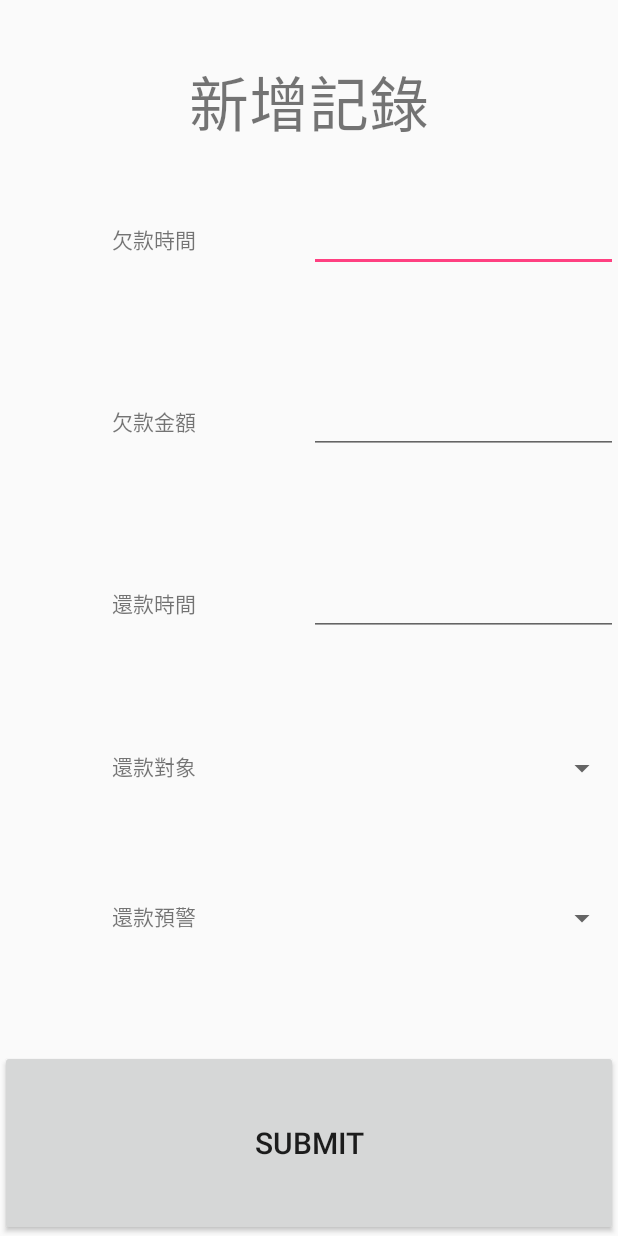
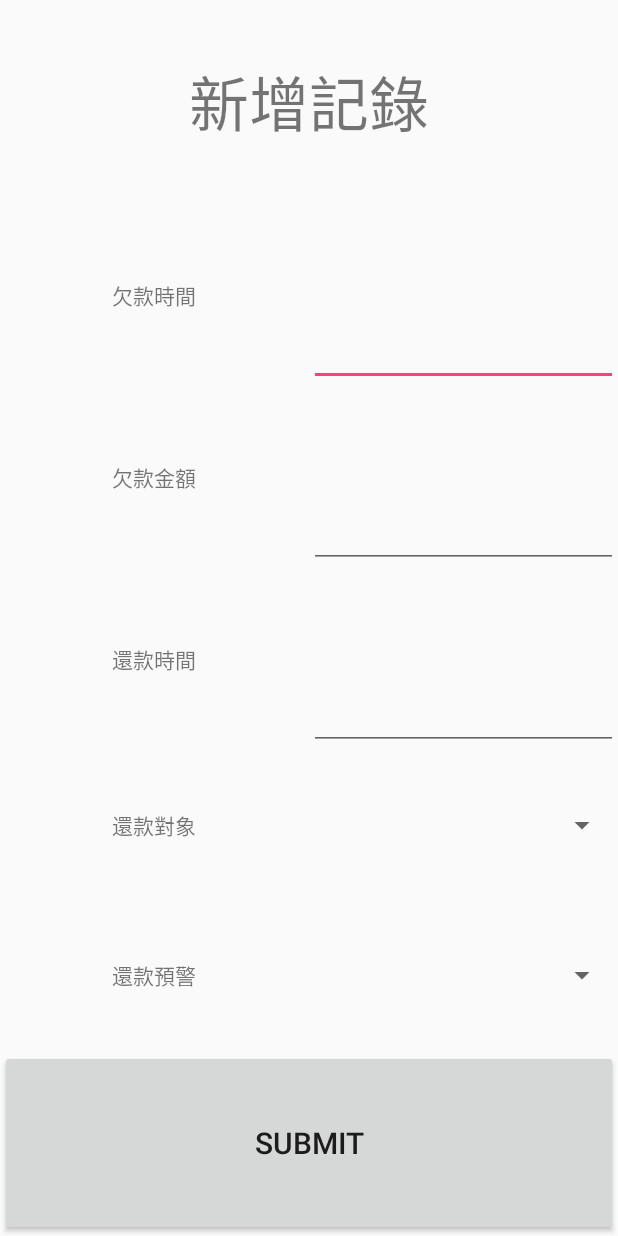
Before and after one commit to CodeMercs/good-classmate, an Android app: the screen it shows after launch (Main2Activity), after a tap on "INSERT", on a phone screen of 412 x 824 dp. Run offline under Robolectric (Android 15) with nearby library versions, the phone set to English and light mode, and no system bars.

```diff
--- /dev/null
+++ b/GoodClassmate/app/src/main/java/com/gcm/haoye/goodclassmate/CommentsDataSource.java
@@ -0,0 +1,85 @@
+package com.gcm.haoye.goodclassmate;
+
+/**
+ * Created by kancheng on 2017/12/6.
+ */
+
+
+import java.util.ArrayList;
+import java.util.List;
+
+import android.content.ContentValues;
+import android.content.Context;
+import android.database.Cursor;
+import android.database.SQLException;
+import android.database.sqlite.SQLiteDatabase;
+
+public class CommentsDataSource {
+
+    // Database fields
+    private SQLiteDatabase database;
+    private MySQLiteHelper dbHelper;
+    private String[] allColumns = {
+            MySQLiteHelper.COLUMN_ID,
+            MySQLiteHelper.COLUMN_COMMENT };
+
+    public CommentsDataSource(Context context) {
+        dbHelper = new MySQLiteHelper(context);
+    }
+
+    public void open() throws SQLException {
+        database = dbHelper.getWritableDatabase();
+    }
+
+    public void close() {
+        dbHelper.close();
+    }
+
+    public Comment createComment(String comment) {
+        ContentValues values = new ContentValues();
+        values.put(MySQLiteHelper.COLUMN_COMMENT, comment);
+        long insertId = database.
+                insert(MySQLiteHelper.TABLE_COMMENTS, null,values);
+
+        Cursor cursor = database.query
+                (MySQLiteHelper.TABLE_COMMENTS,
+                        allColumns, MySQLiteHelper.
+                                COLUMN_ID + " = " + insertId, null,
+                        null, null, null);
+        cursor.moveToFirst();
+        Comment newComment = cursorToComment(cursor);
+        cursor.close();
+        return newComment;
+    }
+
+    public void deleteComment(Comment comment) {
+        long id = comment.getId();
+        System.out.println("Comment deleted with id: " + id);
+        database.delete(MySQLiteHelper.TABLE_COMMENTS, MySQLiteHelper.COLUMN_ID
+                + " = " + id, null);
+    }
+
+    public List<Comment> getAllComments() {
+        List<Comment> comments = new ArrayList<Comment>();
+
+        Cursor cursor = database.query(MySQLiteHelper.TABLE_COMMENTS,
+                allColumns, null, null, null, null, null);
+
+        cursor.moveToFirst();
+        while (!cursor.isAfterLast()) {
+            Comment comment = cursorToComment(cursor);
+            comments.add(comment);
+            cursor.moveToNext();
+        }
+        // make sure to close the cursor
+        cursor.close();
+        return comments;
+    }
+
+    private Comment cursorToComment(Cursor cursor) {
+        Comment comment = new Comment();
+        comment.setId(cursor.getLong(0));
+        comment.setComment(cursor.getString(1));
+        return comment;
+    }
+}
--- a/GoodClassmate/app/src/main/java/com/gcm/haoye/goodclassmate/MainActivity.java
+++ b/GoodClassmate/app/src/main/java/com/gcm/haoye/goodclassmate/MainActivity.java
@@ -1,21 +1,32 @@
 package com.gcm.haoye.goodclassmate;
 
 import android.app.Activity;
+import android.app.ListActivity;
 import android.content.Intent;
+import android.content.pm.ActivityInfo;
 import android.os.Bundle;
 import android.view.View;
+import android.widget.ArrayAdapter;
 import android.widget.Button;
 import android.widget.ListView;
+import android.widget.SimpleAdapter;
 
-public class MainActivity extends Activity {
+import java.util.List;
+import java.util.Random;
+
+
+public class MainActivity extends ListActivity {
     protected Button insertbtnobj, clsbtnobj;
     protected ListView reloglvobj;
+    private CommentsDataSource datasource;
+
 
     @Override
     protected void onCreate(Bundle savedInstanceState) {
         super.onCreate(savedInstanceState);
         setContentView(R.layout.activity_main);
         findViews();
+        setReqOrientationFunc();
     }
 
     private View.OnClickListener ClsBtn = new View.OnClickListener(){
@@ -26,6 +37,7 @@ public class MainActivity extends Activity {
 
     private View.OnClickListener InsertBtn = new View.OnClickListener(){
         public void onClick(View v){
+
             Intent IntentObj = new Intent();
             IntentObj.setClass(MainActivity.this, Main2Activity.class);
             MainActivity.this.startActivity(IntentObj);
@@ -33,15 +45,30 @@ public class MainActivity extends Activity {
         }
     };
 
+    protected void setReqOrientationFunc() {
+        /* 設定螢幕不隨手機旋轉 */
+        setRequestedOrientation(ActivityInfo.SCREEN_ORIENTATION_NOSENSOR);
+        /* 設定螢幕直向顯示 */
+        setRequestedOrientation(ActivityInfo.SCREEN_ORIENTATION_PORTRAIT);
+    }
     protected void findViews() {
 
         insertbtnobj = findViewById(R.id.insertbtn);
         clsbtnobj = findViewById(R.id.clsbtn);
-        reloglvobj = findViewById(R.id.reloglv);
 
         clsbtnobj.setOnClickListener(ClsBtn);
         insertbtnobj.setOnClickListener(InsertBtn);
 
+
+        datasource = new CommentsDataSource(this);
+        datasource.open();
+
+        List<Comment> values = datasource.getAllComments();
+
+        /* use the SimpleCursorAdapter to show the elements in a ListView */
+        ArrayAdapter<Comment> adapter = new ArrayAdapter<Comment>(this,
+                R.layout.test, values);
+         setListAdapter(adapter);
 
 
     }
@@ -50,4 +77,17 @@ public class MainActivity extends Activity {
         super.onDestroy();
         System.exit(0);
     }
+
+
+    @Override
+    protected void onResume() {
+        datasource.open();
+        super.onResume();
+    }
+
+    @Override
+    protected void onPause() {
+        datasource.close();
+        super.onPause();
+    }
 }
--- /dev/null
+++ b/GoodClassmate/app/src/main/java/com/gcm/haoye/goodclassmate/MySQLiteHelper.java
@@ -0,0 +1,44 @@
+package com.gcm.haoye.goodclassmate;
+
+/**
+ * Created by kancheng on 2017/12/6.
+ */
+
+import android.content.Context;
+import android.database.sqlite.SQLiteDatabase;
+import android.database.sqlite.SQLiteOpenHelper;
+import android.util.Log;
+public class MySQLiteHelper extends SQLiteOpenHelper {
+
+    public static final String TABLE_COMMENTS = "comments";
+    public static final String COLUMN_ID = "_id";
+    public static final String COLUMN_COMMENT = "comment";
+
+    private static final String DATABASE_NAME = "commments.db";
+    private static final int DATABASE_VERSION = 3;
+
+    // Database creation sql statement
+    private static final String DATABASE_CREATE = "create table "
+            + TABLE_COMMENTS + "(" + COLUMN_ID
+            + " integer primary key autoincrement, " + COLUMN_COMMENT
+            + " text not null);";
+
+    public MySQLiteHelper(Context context) {
+        super(context, DATABASE_NAME, null, DATABASE_VERSION);
+    }
+
+    @Override
+    public void onCreate(SQLiteDatabase database) {
+        database.execSQL(DATABASE_CREATE);
+    }
+
+    @Override
+    public void onUpgrade(SQLiteDatabase db, int oldVersion, int newVersion) {
+        Log.w(MySQLiteHelper.class.getName(),
+                "Upgrading database from version " + oldVersion + " to "
+                        + newVersion + ", which will destroy all old data");
+        db.execSQL("DROP TABLE IF EXISTS " + TABLE_COMMENTS);
+        onCreate(db);
+    }
+
+}
--- a/GoodClassmate/app/src/main/res/layout/activity_main.xml
+++ b/GoodClassmate/app/src/main/res/layout/activity_main.xml
@@ -1,4 +1,4 @@
-<RelativeLayout xmlns:android="http://schemas.android.com/apk/res/android"
+<LinearLayout xmlns:android="http://schemas.android.com/apk/res/android"
     xmlns:tools="http://schemas.android.com/tools"
     android:id="@+id/activity_main"
     android:layout_width="fill_parent"
@@ -40,10 +40,10 @@
 
         </LinearLayout>
         <ListView
-            android:id="@+id/reloglv"
+            android:id="@android:id/list"
             android:layout_width="match_parent"
             android:layout_height="wrap_content" />
 
 
     </LinearLayout>
-</RelativeLayout>
+</LinearLayout>
--- a/GoodClassmate/app/src/main/res/layout/activity_main2.xml
+++ b/GoodClassmate/app/src/main/res/layout/activity_main2.xml
@@ -29,7 +29,7 @@
 
             <TextView
                 android:layout_width="match_parent"
-                android:layout_height="wrap_content"
+                android:layout_height="match_parent"
                 android:text="欠款時間"
                 android:layout_weight="1"
                 android:gravity="center"/>
@@ -37,7 +37,7 @@
             <EditText
                 android:id="@+id/staet"
                 android:layout_width="match_parent"
-                android:layout_height="wrap_content"
+                android:layout_height="match_parent"
                 android:layout_weight="1"
                 android:ems="10"
                 android:inputType="date" />
@@ -51,7 +51,7 @@
 
             <TextView
                 android:layout_width="match_parent"
-                android:layout_height="wrap_content"
+                android:layout_height="match_parent"
                 android:layout_weight="1"
                 android:text="欠款金額"
                 android:gravity="center"/>
@@ -59,7 +59,7 @@
             <EditText
                 android:id="@+id/moneyet"
                 android:layout_width="match_parent"
-                android:layout_height="wrap_content"
+                android:layout_height="match_parent"
                 android:layout_weight="1"
                 android:ems="10"
                 android:inputType="number" />
@@ -74,7 +74,7 @@
 
             <TextView
                 android:layout_width="match_parent"
-                android:layout_height="wrap_content"
+                android:layout_height="match_parent"
                 android:text="還款時間"
                 android:layout_weight="1"
                 android:gravity="center"/>
@@ -82,7 +82,7 @@
             <EditText
                 android:id="@+id/endet"
                 android:layout_width="match_parent"
-                android:layout_height="wrap_content"
+                android:layout_height="match_parent"
                 android:layout_weight="1"
                 android:ems="10"
                 android:inputType="date" />
@@ -96,7 +96,7 @@
 
             <TextView
                 android:layout_width="match_parent"
-                android:layout_height="wrap_content"
+                android:layout_height="match_parent"
                 android:text="還款對象"
                 android:layout_weight="1"
                 android:gravity="center"/>
@@ -104,7 +104,7 @@
             <Spinner
                 android:id="@+id/mansper"
                 android:layout_width="match_parent"
-                android:layout_height="wrap_content"
+                android:layout_height="match_parent"
                 android:layout_weight="1" />
 
         </LinearLayout>
@@ -116,7 +116,7 @@
 
             <TextView
                 android:layout_width="match_parent"
-                android:layout_height="wrap_content"
+                android:layout_height="match_parent"
                 android:text="還款預警"
                 android:layout_weight="1"
                 android:gravity="center"/>
@@ -124,7 +124,7 @@
             <Spinner
                 android:id="@+id/timesper"
                 android:layout_width="match_parent"
-                android:layout_height="wrap_content"
+                android:layout_height="match_parent"
                 android:layout_weight="1" />
 
         </LinearLayout>
```
Also changed, not shown: GoodClassmate/app/src/main/java/com/gcm/haoye/goodclassmate/Comment.java (added, +32 -0 lines), GoodClassmate/app/src/main/res/layout/test.xml (added, +26 -0 lines).
